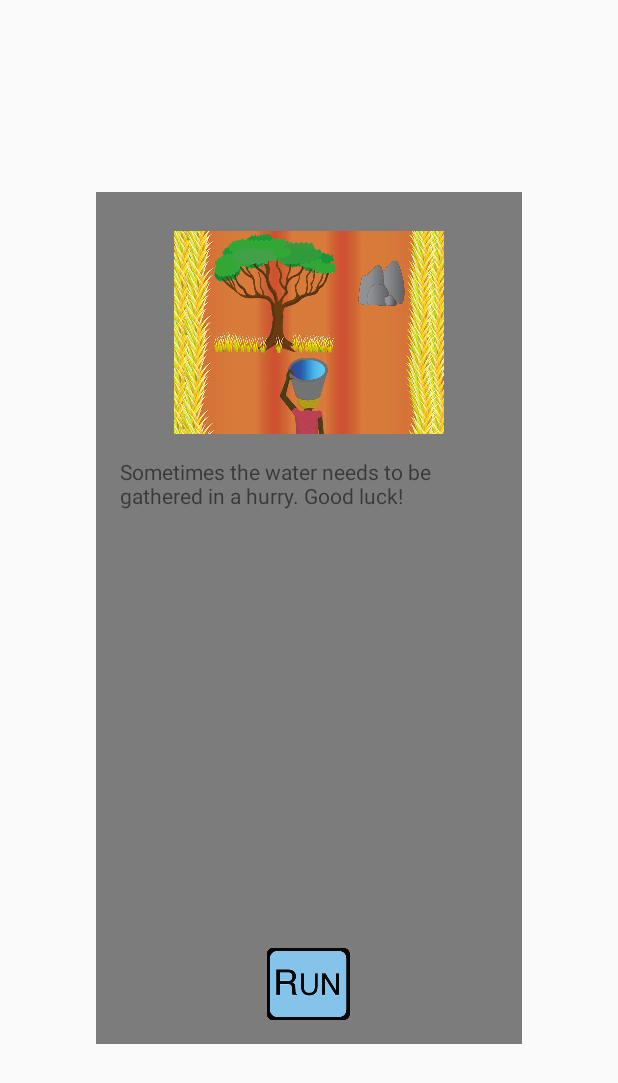
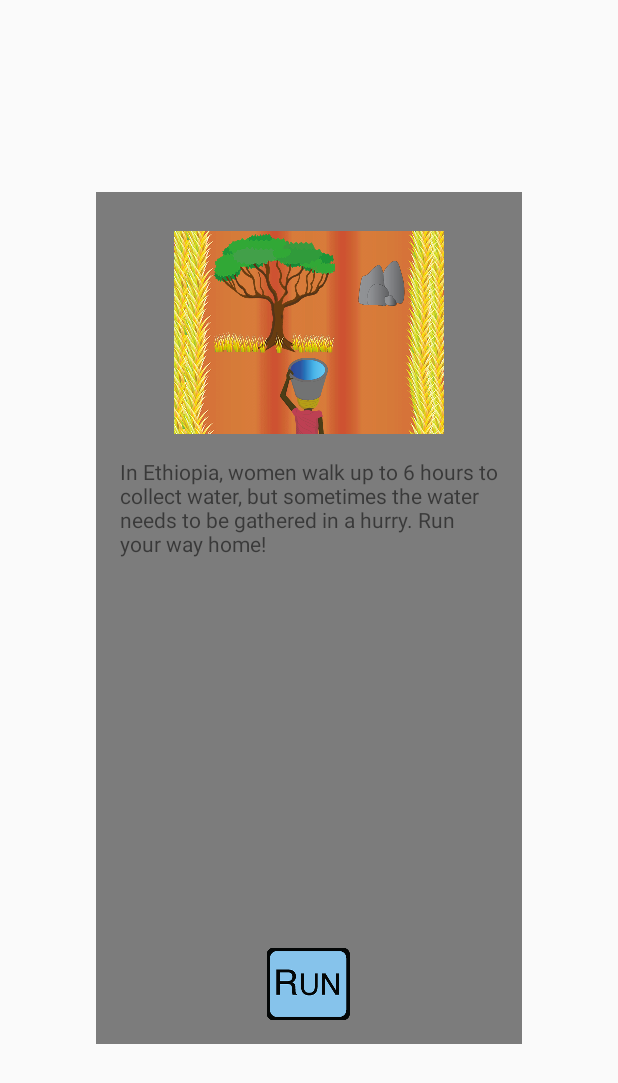
Before and after one commit to Agfct/MagicaeLudos, an Android app: the layout level_info_4.xml on its own in the app's theme, with its tools: preview values and no code run, on a phone screen of 412 x 824 dp. Shown: the top 1083 px of the screen. Run offline under Robolectric (Android 15) with nearby library versions, the phone set to English and light mode, and no system bars.

Commit message:
Changed pre-level-strings for level 3 and 4

```diff
--- a/app/src/main/res/values/strings.xml
+++ b/app/src/main/res/values/strings.xml
@@ -25,10 +25,10 @@
         10% of all people is forced to rely on contaminated water sources for basic needs. Walk over brown puddles to pick up dirty water and filtrate it at the end!
     </string>
     <string name="level_info_3">
-        With increasing level of difficulty, more water is gathered for each drop or puddle.
+        Water access becomes more difficult every year because of overconsumption. With increasing level of difficulty, more water is gathered for each drop or puddle.
     </string>
     <string name="level_info_4">
-        Sometimes the water needs to be gathered in a hurry. Good luck!
+        In Ethiopia, women walk up to 6 hours to collect water, but sometimes the water needs to be gathered in a hurry. Run your way home!
     </string>
 
 
```
